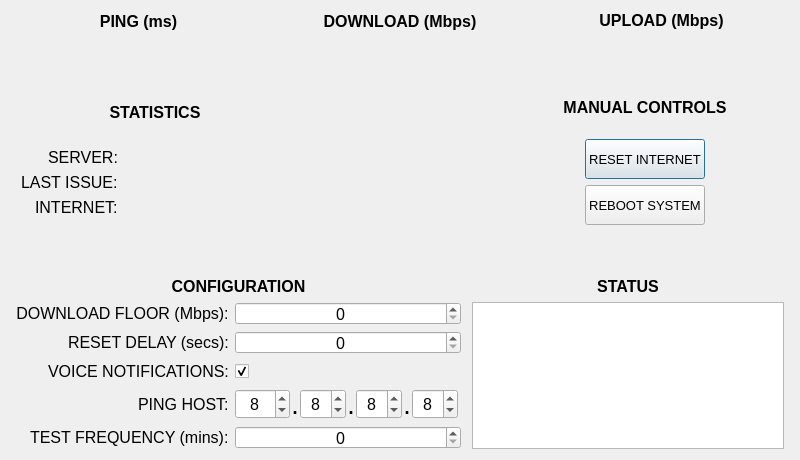
This is internetSentinel.ui in scottlinuxden/internetSentinel as Qt 5 draws it before an edit. The edited form follows.
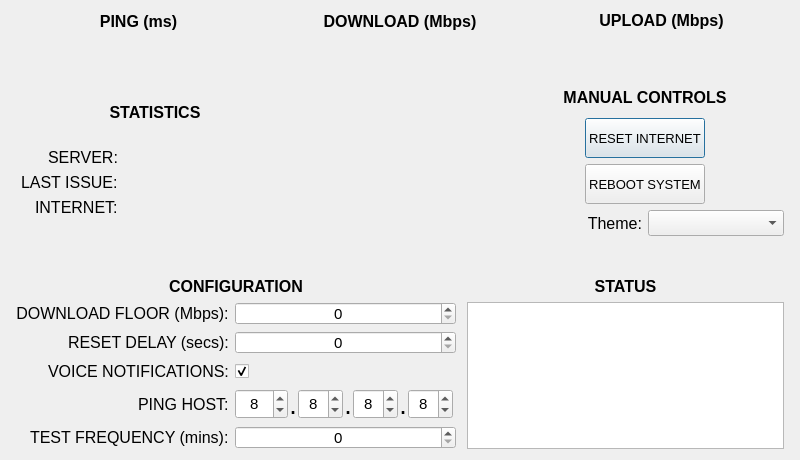
This is the edited form. Custom widgets are drawn as their Qt base class.

Diff of the .ui file:
```diff
--- a/internetSentinel.ui
+++ b/internetSentinel.ui
@@ -463,6 +463,29 @@
          </property>
         </widget>
        </item>
+       <item>
+        <layout class="QHBoxLayout" name="horizontalLayout">
+         <item>
+          <widget class="QLabel" name="label_7">
+           <property name="text">
+            <string>Theme:</string>
+           </property>
+           <property name="alignment">
+            <set>Qt::AlignRight|Qt::AlignTrailing|Qt::AlignVCenter</set>
+           </property>
+          </widget>
+         </item>
+         <item>
+          <widget class="QComboBox" name="themeComboBox">
+           <property name="font">
+            <font>
+             <pointsize>11</pointsize>
+            </font>
+           </property>
+          </widget>
+         </item>
+        </layout>
+       </item>
        <item>
         <widget class="QLabel" name="label_5">
          <property name="maximumSize">
@@ -569,6 +592,11 @@
              <height>23</height>
             </size>
            </property>
+           <property name="font">
+            <font>
+             <pointsize>11</pointsize>
+            </font>
+           </property>
            <property name="toolTip">
             <string>Minimum Internet Speed before Internet Device is power cycled</string>
            </property>
@@ -609,7 +637,7 @@
            </property>
            <property name="font">
             <font>
-             <pointsize>12</pointsize>
+             <pointsize>11</pointsize>
             </font>
            </property>
            <property name="toolTip">
@@ -644,6 +672,12 @@
              <height>23</height>
             </size>
            </property>
+           <property name="font">
+            <font>
+             <family>Arial</family>
+             <pointsize>11</pointsize>
+            </font>
+           </property>
            <property name="toolTip">
             <string>Check to announce Internet issues via voice.</string>
            </property>
@@ -695,7 +729,7 @@
              </property>
              <property name="font">
               <font>
-               <pointsize>12</pointsize>
+               <pointsize>11</pointsize>
               </font>
              </property>
              <property name="toolTip">
@@ -754,6 +788,11 @@
                <height>30</height>
               </size>
              </property>
+             <property name="font">
+              <font>
+               <pointsize>11</pointsize>
+              </font>
+             </property>
              <property name="toolTip">
               <string>IP Address of Internet Server to test if Internet is up and on-line</string>
              </property>
@@ -813,6 +852,11 @@
                <height>30</height>
               </size>
              </property>
+             <property name="font">
+              <font>
+               <pointsize>11</pointsize>
+              </font>
+             </property>
              <property name="toolTip">
               <string>IP Address of Internet Server to test if Internet is up and on-line</string>
              </property>
@@ -866,6 +910,11 @@
                <height>30</height>
               </size>
              </property>
+             <property name="font">
+              <font>
+               <pointsize>11</pointsize>
+              </font>
+             </property>
              <property name="toolTip">
               <string>IP Address of Internet Server to test if Internet is up and on-line</string>
              </property>
@@ -903,6 +952,11 @@
              <height>23</height>
             </size>
            </property>
+           <property name="font">
+            <font>
+             <pointsize>11</pointsize>
+            </font>
+           </property>
            <property name="toolTip">
             <string>Time to wait before testing Internet Speed thru ISP</string>
            </property>
```
